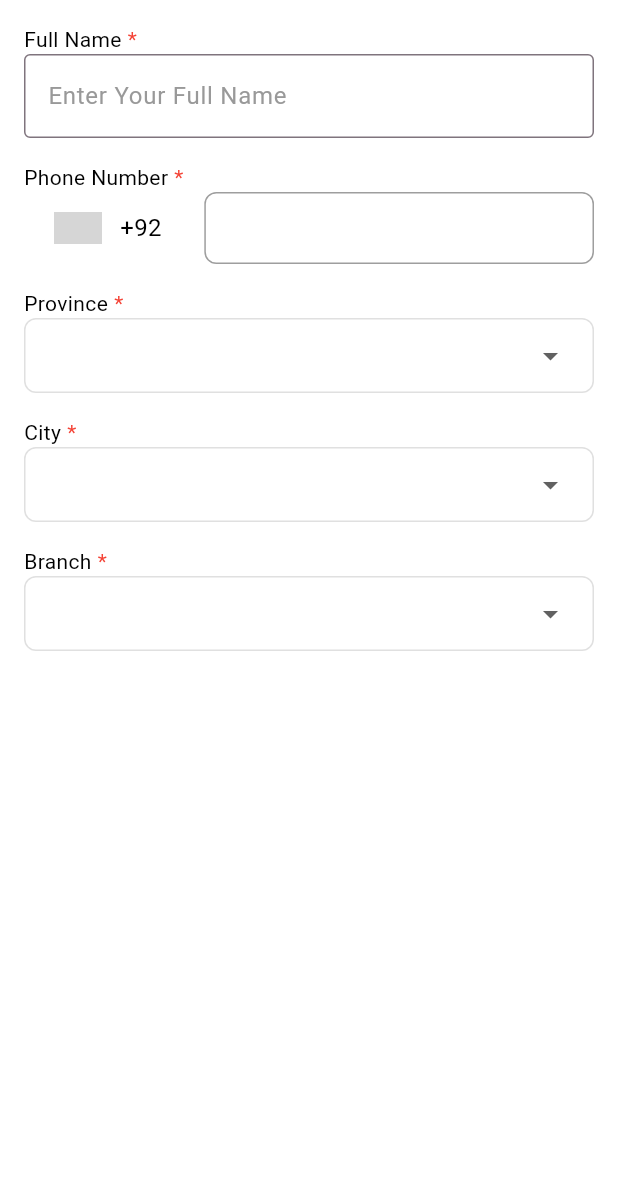
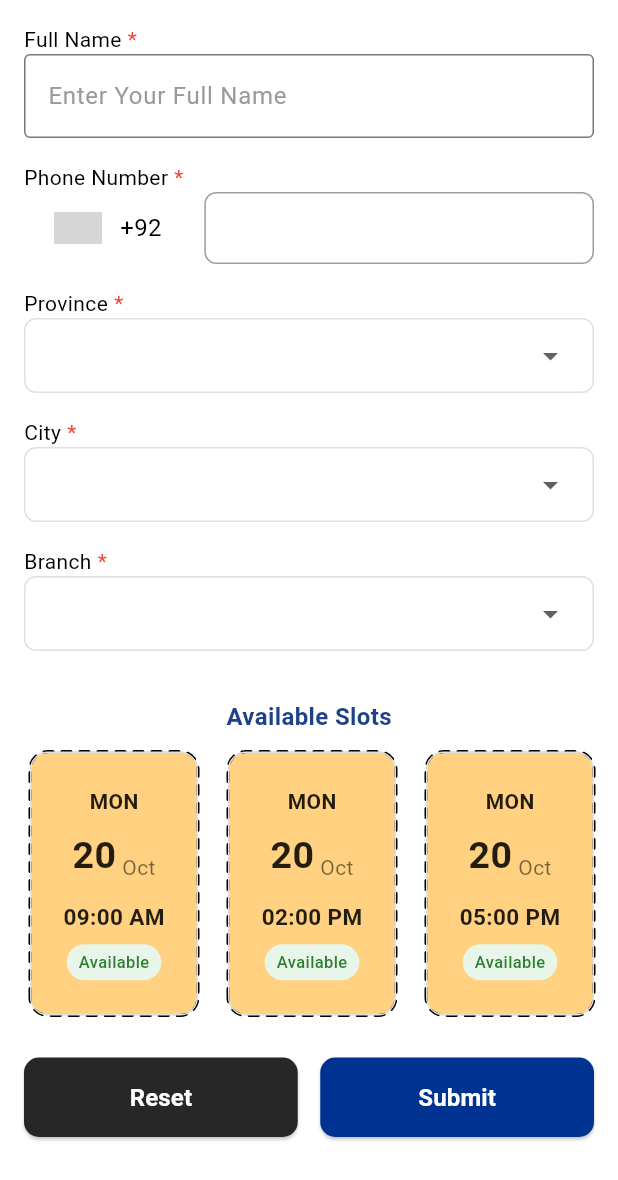
Before and after one commit to shakeelnasrullah/revress, a Flutter app: the UserDetailScreen screen opened directly, on a phone screen of 412 x 824 dp. Shown: the top 1180 px of the screen. Run offline on Flutter 3.47's test engine with Material 3 defaults, Android fonts, the phone set to English and light mode, and no system bars; drawn by our look-alikes of dotted_border, intl_phone_number_input; our stand-ins replace circle_nav_bar, flutter_bloc; missing offline and left inert: dart:ffi; grey boxes are pictures that could not be loaded.

Commit message:
Appointment list populated with actual data in User Detail Screen

```diff
--- a/lib/app_colors.dart
+++ b/lib/app_colors.dart
@@ -29,5 +29,6 @@ class AppColors {
   static const Color darkGray = Color(0xff272727);
   static const Color black = Color(0xff000000);
   static const Color white = Color(0xffffffff);
+  static const Color light_orange = Color(0xFF99001A);
 
 }
--- a/lib/common/common_btn.dart
+++ b/lib/common/common_btn.dart
@@ -30,3 +30,25 @@ Widget rectangleThemeBtn( String title,  Function onClick) {
     ),
   );
 }
+
+Widget buildRoundedButton({
+  required String text,
+  required Color backgroundColor,
+  required VoidCallback onPressed,
+}) {
+  return ElevatedButton(
+    onPressed: onPressed,
+    style: ElevatedButton.styleFrom(
+      backgroundColor: backgroundColor,
+      foregroundColor: Colors.white,
+      shape: RoundedRectangleBorder(
+        borderRadius: BorderRadius.circular(10),
+      ),
+      padding: EdgeInsets.symmetric(vertical: 15),
+    ),
+    child: Text(
+      text,
+      style: TextStyle(fontSize: 16, fontWeight: FontWeight.w600),
+    ),
+  );
+}
--- /dev/null
+++ b/lib/inspection/user_detail/appointment_listview.dart
@@ -0,0 +1,149 @@
+import 'package:flutter/material.dart';
+import 'package:intl/intl.dart';
+import 'package:dotted_border/dotted_border.dart';
+
+class AppointmentListview extends StatelessWidget {
+  final DateTime? selectedAppointment;
+  final Function(DateTime) onAppointmentSelected;
+
+  const AppointmentListview({
+    Key? key,
+    required this.selectedAppointment,
+    required this.onAppointmentSelected,
+  }) : super(key: key);
+
+  @override
+  Widget build(BuildContext context) {
+    // Generate appointments for the next 7 days, 3 time slots per day
+    final List<DateTime> appointments = [];
+
+    for (int day = 0; day < 7; day++) {
+      final date = DateTime.now().add(Duration(days: day));
+      // Add 3 time slots per day: 9:00 AM, 2:00 PM, 5:00 PM
+      appointments.add(DateTime(date.year, date.month, date.day, 9, 0));
+      appointments.add(DateTime(date.year, date.month, date.day, 14, 0));
+      appointments.add(DateTime(date.year, date.month, date.day, 17, 0));
+    }
+
+    return SizedBox(
+      height: 200,
+      child: ListView.builder(
+        scrollDirection: Axis.horizontal,
+        padding: EdgeInsets.symmetric(horizontal: 16, vertical: 8),
+        itemCount: appointments.length,
+        itemBuilder: (context, index) {
+          final appointment = appointments[index];
+          final isSelected = selectedAppointment == appointment;
+          return _buildAppointmentCard(appointment, isSelected);
+        },
+      ),
+    );
+  }
+
+  Widget _buildAppointmentCard(DateTime dateTime, bool isSelected) {
+    return GestureDetector(
+      onTap: () => onAppointmentSelected(dateTime),
+      child: Container(
+        color: Colors.white,
+        width: 120,
+        margin: EdgeInsets.only(right: 12),
+        child: Card(
+          color: isSelected ? Colors.orangeAccent : Colors.orangeAccent[100],
+          elevation: isSelected ? 2 : 0,
+          shape: RoundedRectangleBorder(
+            borderRadius: BorderRadius.circular(12),
+            side: BorderSide(
+              color: isSelected ? Colors.orangeAccent : Colors.grey[300]!,
+              width: isSelected ? 2 : 1,
+            ),
+          ),
+          child: DottedBorder(
+            options: RoundedRectDottedBorderOptions(
+              radius: Radius.circular(12),
+              padding: EdgeInsets.all(5),
+              color: isSelected ? Colors.white : Colors.black!,
+              strokeWidth: isSelected ? 0 : 2,
+              dashPattern: [6, 6],
+              strokeCap: StrokeCap.round
+            ),
+
+            child: Padding(
+              padding: EdgeInsets.all(16),
+              child: Column(
+                mainAxisAlignment: MainAxisAlignment.center,
+                crossAxisAlignment: CrossAxisAlignment.center,
+                children: [
+                  // Day (Wed, Thu, Fri, etc.)
+                  Text(
+                    DateFormat('EEE').format(dateTime).toUpperCase(),
+                    style: TextStyle(
+                      fontWeight: FontWeight.bold,
+                      fontSize: 14,
+                      color: isSelected ? Colors.white : Colors.black87,
+                    ),
+                  ),
+                  SizedBox(height: 8),
+
+                  // Date (24 May, 25 May, etc.)
+                  Row(
+                    mainAxisAlignment: MainAxisAlignment.center,
+                    crossAxisAlignment: CrossAxisAlignment.end,
+                    children: [
+                      // Date number
+                      Text(
+                        DateFormat('d').format(dateTime),
+                        style: TextStyle(
+                          fontWeight: FontWeight.bold,
+                          fontSize: 25,
+                          color: isSelected ? Colors.white : Colors.black87,
+                        ),
+                      ),
+                      SizedBox(width: 4),
+                      // Month name
+                      Text(
+                        DateFormat('MMM').format(dateTime),
+                        style: TextStyle(
+                          fontSize: 14,
+                          color: isSelected ? Colors.white : Colors.black54,
+                        ),
+                      ),
+                    ],
+                  ),
+                  SizedBox(height: 12),
+
+                  // Time (09:00 PM)
+                  Text(
+                    DateFormat('hh:mm a').format(dateTime),
+                    style: TextStyle(
+                      fontWeight: FontWeight.w600,
+                      fontSize: 15,
+                      color: isSelected ? Colors.white : Colors.black87,
+                    ),
+                  ),
+                  SizedBox(height: 8),
+
+                  // Availability Status
+                  Container(
+                    padding: EdgeInsets.symmetric(horizontal: 8, vertical: 4),
+                    decoration: BoxDecoration(
+                      color: isSelected ? Colors.white : Colors.green[50],
+                      borderRadius: BorderRadius.circular(12),
+                    ),
+                    child: Text(
+                      'Available',
+                      style: TextStyle(
+                        fontSize: 11,
+                        fontWeight: FontWeight.w500,
+                        color: isSelected ? Colors.orangeAccent : Colors.green[800],
+                      ),
+                    ),
+                  ),
+                ],
+              ),
+            ),
+          ),
+        ),
+      ),
+    );
+  }
+}
--- /dev/null
+++ b/lib/inspection/user_detail/dummy_view.dart
@@ -0,0 +1,29 @@
+import 'package:flutter/material.dart';
+import 'package:revress/inspection/user_detail/appointment_listview.dart';
+
+class DummyView extends StatefulWidget {
+  const DummyView({super.key});
+
+  @override
+  State<DummyView> createState() => _DummyViewState();
+}
+
+class _DummyViewState extends State<DummyView> {
+  DateTime? _selectedAppointment;
+
+  @override
+  Widget build(BuildContext context) {
+    return Scaffold(body: Padding(padding: const EdgeInsets.all(16.0),child: buildAppointmentView(),));
+  }
+
+  Widget buildAppointmentView() {
+    return AppointmentListview(
+      selectedAppointment: _selectedAppointment,
+      onAppointmentSelected: (appointment) {
+        setState(() {
+          _selectedAppointment = appointment;
+        });
+      },
+    );
+  }
+}
--- a/lib/inspection/user_detail/user_detail_screen.dart
+++ b/lib/inspection/user_detail/user_detail_screen.dart
@@ -1,8 +1,10 @@
 import 'package:flutter/material.dart';
+import 'package:revress/app_colors.dart';
 import 'package:revress/common/common_widgets.dart';
 import 'package:revress/common/phone_edit_text.dart';
 import 'package:intl_phone_number_input/intl_phone_number_input.dart';
-
+import 'package:revress/inspection/user_detail/appointment_listview.dart';
+import 'package:revress/common/common_btn.dart';
 
 class UserDetailScreen extends StatefulWidget {
   const UserDetailScreen({super.key});
@@ -12,7 +14,6 @@ class UserDetailScreen extends StatefulWidget {
 }
 
 class _UserDetailScreenState extends State<UserDetailScreen> {
-
   String? selectedProvince;
   String? selectedCity;
   String? selectedBranch;
@@ -20,12 +21,36 @@ class _UserDetailScreenState extends State<UserDetailScreen> {
   final TextEditingController _phone_controller = TextEditingController();
   final TextEditingController _name_controller = TextEditingController();
 
-  final List<String> cityNames = ['Lahore', 'Karachi', 'Islamabad', 'Peshawar', 'Quetta', 'Multan', 'Hyderabad', 'Faisalabad', 'Sukkur', 'Rawalpindi',];
-  final List<String> provinceNames = ['Punjab', 'Sindh', 'Balochistan', 'Khyber Pakhtunkhwa', 'Gilgit Baltistan'];
-  final List<String> branchNames = ['Shahdra', 'Model Town', "Askari 11", "Kot Lakhpat", "Mughal Pura", "Minar e Pakistan", "Kahna Nou"];
+  DateTime? _selectedAppointment;
 
-
-
+  final List<String> cityNames = [
+    'Lahore',
+    'Karachi',
+    'Islamabad',
+    'Peshawar',
+    'Quetta',
+    'Multan',
+    'Hyderabad',
+    'Faisalabad',
+    'Sukkur',
+    'Rawalpindi',
+  ];
+  final List<String> provinceNames = [
+    'Punjab',
+    'Sindh',
+    'Balochistan',
+    'Khyber Pakhtunkhwa',
+    'Gilgit Baltistan',
+  ];
+  final List<String> branchNames = [
+    'Shahdra',
+    'Model Town',
+    "Askari 11",
+    "Kot Lakhpat",
+    "Mughal Pura",
+    "Minar e Pakistan",
+    "Kahna Nou",
+  ];
 
   PhoneNumber number = PhoneNumber(isoCode: 'PK');
   String initialCountry = 'PK';
@@ -34,41 +59,101 @@ class _UserDetailScreenState extends State<UserDetailScreen> {
   Widget build(BuildContext context) {
     return Scaffold(
       backgroundColor: Colors.white,
-      body: Padding(
-        padding: const EdgeInsets.all(16.0),
-        child: Column(mainAxisAlignment: MainAxisAlignment.start, children: [
+      body:  SingleChildScrollView(
+          physics: BouncingScrollPhysics(),
+          child: Column(
+            mainAxisAlignment: MainAxisAlignment.start,
+            children: [
+              Padding(padding: EdgeInsets.all(16), child: Column(
+                mainAxisAlignment: MainAxisAlignment.start,
+                children: [
                   _buildLabel("Full Name"),
                   genericTextField(_name_controller, "Enter Your Full Name", null),
-          SizedBox(height: 16,),
+                  SizedBox(height: 16),
                   _buildLabel("Phone Number"),
                   PhoneEditText.showPhoneNumber(_phone_controller, number),
-          SizedBox(height: 16,),
+                  SizedBox(height: 16),
                   _buildLabel("Province"),
-          buildDropdown(value: selectedProvince, items: provinceNames, hint: 'Select Province',
+                  buildDropdown(
+                    value: selectedProvince,
+                    items: provinceNames,
+                    hint: 'Select Province',
                     onChanged: (value) {
                       setState(() {
                         selectedProvince = value;
                       });
-            },),
-          SizedBox(height: 16,),
+                    },
+                  ),
+                  SizedBox(height: 16),
                   _buildLabel("City"),
-          buildDropdown(value: selectedCity, items: cityNames, hint: 'Select City', onChanged: (value){
+                  buildDropdown(
+                    value: selectedCity,
+                    items: cityNames,
+                    hint: 'Select City',
+                    onChanged: (value) {
                       setState(() {
                         selectedCity = value;
                       });
-          }),
-          SizedBox(height: 16,),
+                    },
+                  ),
+                  SizedBox(height: 16),
                   _buildLabel("Branch"),
-          buildDropdown(value: selectedBranch, items: branchNames, hint: 'Select Branch', onChanged: (value){
+                  buildDropdown(
+                    value: selectedBranch,
+                    items: branchNames,
+                    hint: 'Select Branch',
+                    onChanged: (value) {
                       setState(() {
                         selectedBranch = value;
                       });
-          }),
+                    },
+                  ),
+                  SizedBox(height: 16),
 
-        ]),
+                ],
+              ),),
+              Text("Available Slots", style: TextStyle(color: AppColors.primary, fontSize: 16, fontWeight: FontWeight.bold),),
+              buildAppointmentView(),
+
+              //SizedBox(height: 10,),
+              Padding(
+                padding: const EdgeInsets.symmetric(horizontal: 16, vertical: 16),
+                child: Row(
+                  children: [
+                    // Reset Button
+                    Expanded(
+                      child: buildRoundedButton(
+                        text: 'Reset',
+                        backgroundColor: AppColors.darkGray,
+                        onPressed: () {
+
+                        },
                       ),
+                    ),
+                    SizedBox(width: 15),
+
+                    // Submit Button
+                    Expanded(
+                      child: buildRoundedButton(
+                        text: 'Submit',
+                        backgroundColor: AppColors.secondary,
+                        onPressed: () {
+
+                        },
+                      ),
+                    ),
+                  ],
+                ),
+              ),
+            ],
+          ),
+        ),
+
     );
   }
+
+
+
 
   Widget _buildLabel(String label) {
     return Container(
@@ -78,7 +163,7 @@ class _UserDetailScreenState extends State<UserDetailScreen> {
           Row(
             children: [
               Text(label, style: TextStyle(color: Colors.black, fontSize: 14)),
-              SizedBox(width: 4,),
+              SizedBox(width: 4),
               Text("*", style: TextStyle(color: Colors.red, fontSize: 14)),
             ],
           ),
@@ -86,4 +171,17 @@ class _UserDetailScreenState extends State<UserDetailScreen> {
       ),
     );
   }
+
+  Widget buildAppointmentView() {
+    return AppointmentListview(
+      selectedAppointment: _selectedAppointment,
+      onAppointmentSelected: (appointment) {
+        setState(() {
+          _selectedAppointment = appointment;
+        });
+      },
+    );
   }
+
+
+}
--- a/lib/splash_screen.dart
+++ b/lib/splash_screen.dart
@@ -2,6 +2,7 @@ import 'package:flutter/material.dart';
 import 'package:revress/app_colors.dart';
 import 'package:revress/dashboard/dashboard_screen.dart';
 import 'package:revress/inspection/new_appointment_screen.dart';
+import 'package:revress/inspection/user_detail/dummy_view.dart';
 import 'package:revress/login/login_screen.dart';
 
 
@@ -20,7 +21,7 @@ class _SplashScreenState extends State<SplashScreen> {
     Future.delayed(Duration(seconds: 3), () {
       //Navigator.push(context, MaterialPageRoute(builder: (context) => LoginScreen()));
       //Navigator.push(context, MaterialPageRoute(builder: (context) => DashboardScreen()));
-      //Navigator.pushReplacement(context, MaterialPageRoute(builder: (context) => LoginScreen()),);
+      //Navigator.pushReplacement(context, MaterialPageRoute(builder: (context) => DummyView()),);
       Navigator.pushReplacement(context, MaterialPageRoute(builder: (context) => NewAppointmentScreen()));
     });
   }
--- a/pubspec.yaml
+++ b/pubspec.yaml
@@ -50,6 +50,8 @@ dev_dependencies:
   flutter_bloc: ^8.1.3
   equatable: ^2.0.5
   circle_nav_bar: ^2.2.0
+  intl: ^0.18.1
+  dotted_border: ^3.1.0
 
 # For information on the generic Dart part of this file, see the
 # following page: https://dart.dev/tools/pub/pubspec
```
Also changed, not shown: pubspec.lock. Lines whose indentation alone changed are shown as unchanged.
